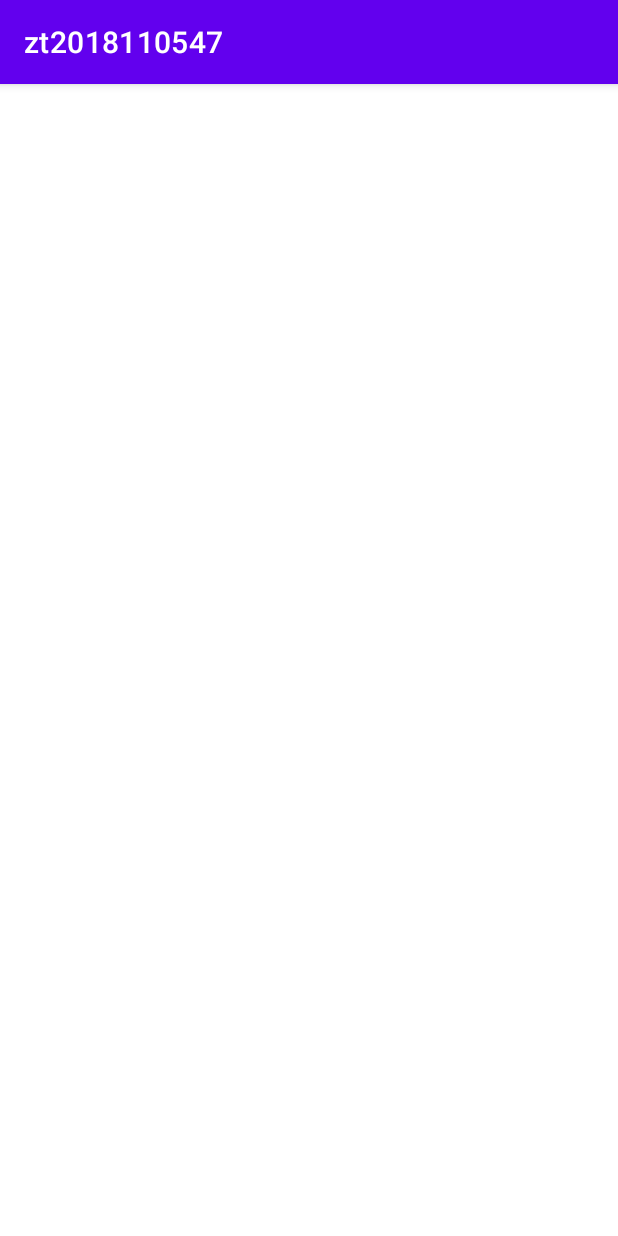
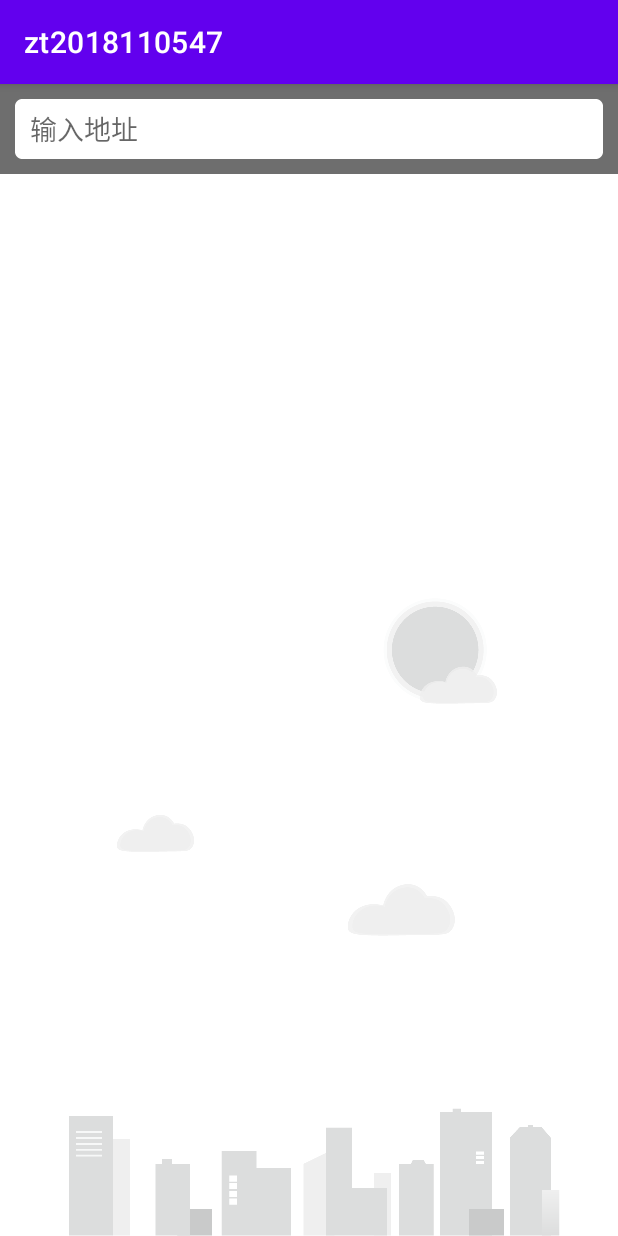
Before and after one commit to chencute/examhomework, an Android app: the screen it shows after launch (MainActivity), on a phone screen of 412 x 824 dp. Run offline under Robolectric (Android 15) with nearby library versions, the phone set to English and light mode, and no system bars; 1 statement that could not run was skipped.

Commit message:
serach function complish!

```diff
--- a/app/build.gradle
+++ b/app/build.gradle
@@ -34,15 +34,17 @@ android {
 
 dependencies {
 
-    implementation "org.jetbrains.kotlin:kotlin-stdlib:$kotlin_version"
+    implementation "org.jetbrains.kotlin:kotlin-stdlib-jdk7:$kotlin_version"
     implementation 'androidx.core:core-ktx:1.3.2'
     implementation 'androidx.appcompat:appcompat:1.2.0'
     implementation 'com.google.android.material:material:1.2.1'
     implementation 'androidx.annotation:annotation:1.1.0'
     implementation 'androidx.constraintlayout:constraintlayout:2.0.4'
+    implementation "androidx.lifecycle:lifecycle-extensions:2.2.0"
     implementation 'androidx.lifecycle:lifecycle-livedata-ktx:2.2.0'
     implementation 'androidx.lifecycle:lifecycle-viewmodel-ktx:2.2.0'
     implementation 'androidx.legacy:legacy-support-v4:1.0.0'
+    implementation 'androidx.fragment:fragment-ktx:1.2.4'
     testImplementation 'junit:junit:4.+'
     androidTestImplementation 'androidx.test.ext:junit:1.1.2'
     androidTestImplementation 'androidx.test.espresso:espresso-core:3.3.0'
--- a/app/src/main/java/com/zt/endexam/logic/network/ServiceCreator.kt
+++ b/app/src/main/java/com/zt/endexam/logic/network/ServiceCreator.kt
@@ -2,7 +2,6 @@ package com.zt.endexam.logic.network
 
 import retrofit2.Retrofit
 import retrofit2.converter.gson.GsonConverterFactory
-import retrofit2.create
 
 /**
  * Retrofit构造器
@@ -16,6 +15,7 @@ object ServiceCreator {
         .addConverterFactory(GsonConverterFactory.create())
         .build()
 
+
     fun <T> create(serviceClass: Class<T>):T = retrofit.create(serviceClass)
 
     inline fun <reified T> create(): T = create(T::class.java)
--- a/app/src/main/java/com/zt/endexam/logic/network/SunnyWeatherNetwork.kt
+++ b/app/src/main/java/com/zt/endexam/logic/network/SunnyWeatherNetwork.kt
@@ -1,5 +1,6 @@
 package com.zt.endexam.logic.network
 
+import android.util.Log
 import retrofit2.Call
 import retrofit2.Callback
 import retrofit2.Response
--- a/app/src/main/java/com/zt/endexam/ui/place/PlaceFragment.kt
+++ b/app/src/main/java/com/zt/endexam/ui/place/PlaceFragment.kt
@@ -1,18 +1,19 @@
 package com.zt.endexam.ui.place
 
-import android.content.Intent
+import android.annotation.SuppressLint
 import android.os.Bundle
 import androidx.fragment.app.Fragment
 import android.view.LayoutInflater
 import android.view.View
 import android.view.ViewGroup
-import androidx.lifecycle.ViewModel
+import android.widget.EditText
+import android.widget.ImageView
 import android.widget.Toast
 import androidx.core.widget.addTextChangedListener
+import androidx.lifecycle.Observer
 import androidx.lifecycle.ViewModelProvider
-import androidx.lifecycle.Observer
-import com.zt.endexam.MainActivity
 import androidx.recyclerview.widget.LinearLayoutManager
+import androidx.recyclerview.widget.RecyclerView
 import com.zt.endexam.R
 
 class PlaceFragment : Fragment() {
@@ -31,8 +32,46 @@ class PlaceFragment : Fragment() {
         return inflater.inflate(R.layout.fragment_place, container, false)
     }
 
-    override fun onActivityCreated(savedInstanceState: Bundle?) {
-        super.onActivityCreated(savedInstanceState)
+    @SuppressLint("FragmentLiveDataObserve")
+    override fun onViewCreated(view: View, savedInstanceState: Bundle?) {
+        super.onViewCreated(view, savedInstanceState)
         val layoutManager = LinearLayoutManager(activity)
+        val recyclerView:RecyclerView = view.findViewById(R.id.recyclerView)
+        recyclerView.layoutManager = layoutManager
+        //将请求后的数据放于适配器中
+        adapter = PlaceAdapter(this,viewModel.locationList)
+        recyclerView.adapter = adapter
+        val searchPlaceEdit = view.findViewById<EditText>(R.id.searchPlaceEdit)
+        val bgImageView = view.findViewById<ImageView>(R.id.bgImageView)
+        //监测编辑框的文本内容变化情况
+        searchPlaceEdit.addTextChangedListener {editable ->
+            //获取编辑框内容
+            val content = editable.toString()
+            if(content.isNotEmpty()) {
+                //请求数据
+                viewModel.searchLocations(content)
+            } else {
+                //为空展示背景图片
+                recyclerView.visibility = View.GONE
+                bgImageView.visibility = View.VISIBLE
+                viewModel.locationList.clear()
+                adapter.notifyDataSetChanged()
+            }
+        }
+
+        //观察请求的数据变化
+        viewModel.locationLiveData.observe(this, Observer {result ->
+            val locations= result.getOrNull()
+            if(locations != null) {
+                recyclerView.visibility = View.VISIBLE
+                bgImageView.visibility = View.GONE
+                viewModel.locationList.clear()
+                viewModel.locationList.addAll(locations)
+                adapter.notifyDataSetChanged()
+            } else {
+                Toast.makeText(activity,"未能查询到任何地点",Toast.LENGTH_SHORT).show()
+                result.exceptionOrNull()?.printStackTrace()
+            }
+        })
     }
 }
--- a/app/src/main/res/layout/activity_main.xml
+++ b/app/src/main/res/layout/activity_main.xml
@@ -1,9 +1,13 @@
 <?xml version="1.0" encoding="utf-8"?>
-<androidx.constraintlayout.widget.ConstraintLayout xmlns:android="http://schemas.android.com/apk/res/android"
-    xmlns:app="http://schemas.android.com/apk/res-auto"
+<FrameLayout
+    xmlns:android="http://schemas.android.com/apk/res/android"
     xmlns:tools="http://schemas.android.com/tools"
     android:layout_width="match_parent"
     android:layout_height="match_parent"
     tools:context=".MainActivity">
-
-</androidx.constraintlayout.widget.ConstraintLayout>
+    <fragment
+        android:id="@+id/placeFragment"
+        android:name="com.zt.endexam.ui.place.PlaceFragment"
+        android:layout_width="match_parent"
+        android:layout_height="match_parent"/>
+</FrameLayout>
--- a/app/src/main/res/layout/fragment_place.xml
+++ b/app/src/main/res/layout/fragment_place.xml
@@ -1,7 +1,5 @@
 <?xml version="1.0" encoding="utf-8"?>
 <RelativeLayout xmlns:android="http://schemas.android.com/apk/res/android"
-    xmlns:app="http://schemas.android.com/apk/res-auto"
-    xmlns:tools="http://schemas.android.com/tools"
     android:layout_width="match_parent"
     android:layout_height="match_parent"
     android:background="?android:windowBackground">
@@ -38,5 +36,6 @@
         android:layout_width="match_parent"
         android:layout_height="match_parent"
         android:layout_below="@id/actionBarLayout"
-        android:visibility="gone"/>
+        android:visibility="gone"
+        android:background="@color/green_1"/>
 </RelativeLayout>
--- a/app/src/main/res/mipmap-anydpi-v26/ic_launcher.xml
+++ b/app/src/main/res/mipmap-anydpi-v26/ic_launcher.xml
@@ -1,5 +1,4 @@
 <?xml version="1.0" encoding="utf-8"?>
 <adaptive-icon xmlns:android="http://schemas.android.com/apk/res/android">
     <background android:drawable="@drawable/ic_launcher_background" />
-    <foreground android:drawable="@drawable/ic_launcher_foreground" />
 </adaptive-icon>
--- a/app/src/main/res/mipmap-anydpi-v26/ic_launcher_round.xml
+++ b/app/src/main/res/mipmap-anydpi-v26/ic_launcher_round.xml
@@ -1,5 +1,4 @@
 <?xml version="1.0" encoding="utf-8"?>
 <adaptive-icon xmlns:android="http://schemas.android.com/apk/res/android">
     <background android:drawable="@drawable/ic_launcher_background" />
-    <foreground android:drawable="@drawable/ic_launcher_foreground" />
 </adaptive-icon>
--- a/app/src/main/res/values/colors.xml
+++ b/app/src/main/res/values/colors.xml
@@ -9,4 +9,5 @@
     <color name="white">#FFFFFFFF</color>
     <color name="grep_1">#6e6e6e</color>
     <color name="grep_2">#ababab</color>
+    <color name="green_1">#cbd6c7</color>
 </resources>
--- a/app/src/main/res/values/strings.xml
+++ b/app/src/main/res/values/strings.xml
@@ -1,5 +1,6 @@
 <resources>
     <string name="app_name">zt2018110547</string>
+    <string name="AppTheme" parent="Theme.AppCompat.Light.NoActionBar"/>
     <!-- Strings related to login -->
     <string name="prompt_email">Email</string>
     <string name="prompt_password">Password</string>
```
Also changed, not shown: app/src/main/java/com/zt/endexam/logic/Repository.kt (+4 -3 lines), app/src/main/java/com/zt/endexam/logic/model/PlaceResponse.kt (+23 -3 lines).
